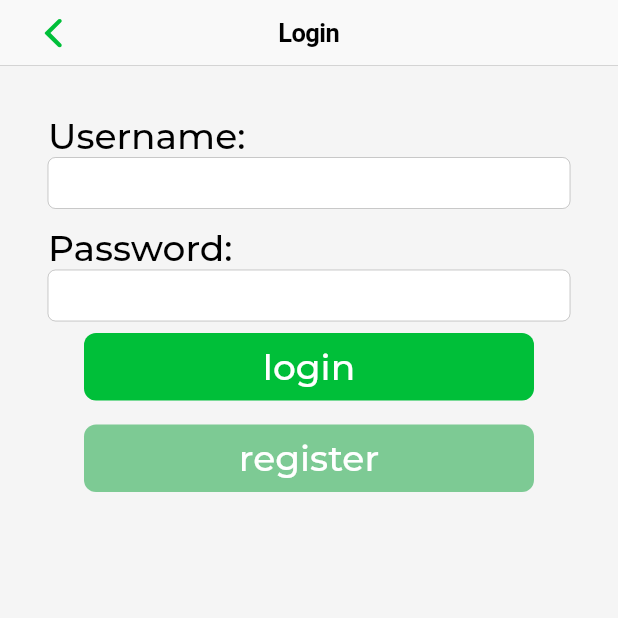
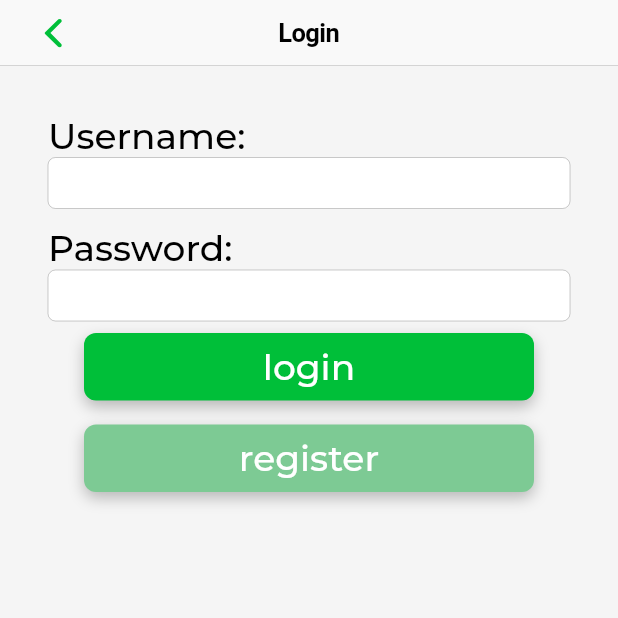
Before and after one commit to DiegoZaff/EcoWorld, a Flutter app: the screen it shows after launch, after a tap on an icon or button, on a phone screen of 412 x 824 dp, the top half of it. Run offline on Flutter 3.47's test engine with Material 2 defaults, Android fonts, the phone set to English and light mode, and no system bars; our stand-ins replace flutter_hooks, flutter_svg, fluttertoast, go_router, google_fonts.

Commit message:
button shadow

```diff
--- a/lib/components/button.dart
+++ b/lib/components/button.dart
@@ -46,9 +46,15 @@ class Button extends StatelessWidget {
           alignment: Alignment.center,
           padding: const EdgeInsets.fromLTRB(24, 8, 24, 8),
           decoration: BoxDecoration(
-            color: color,
-            borderRadius: BorderRadius.circular(8),
-          ),
+              color: color,
+              borderRadius: BorderRadius.circular(8),
+              boxShadow: const [
+                BoxShadow(
+                    blurRadius: 8,
+                    offset: Offset(0, 4),
+                    // slightly green shadow
+                    color: Color(0x40000000))
+              ]),
           child: GestureDetector(
             onTap: () {
               onPressed();
```
